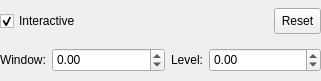
inglis-dl/CTAnalyzerX, file resources/WindowLevelController.ui: the form before one commit.
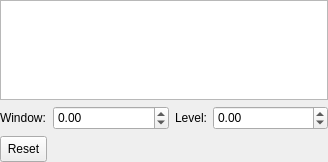
The form after the commit.

Commit message: WIP: simplify WL controller - remove interactive toggle - prepare ui for graphics scene display of histogram

What changed in the file:
```diff
--- a/resources/WindowLevelController.ui
+++ b/resources/WindowLevelController.ui
@@ -6,8 +6,8 @@
    <rect>
     <x>0</x>
     <y>0</y>
-    <width>321</width>
-    <height>81</height>
+    <width>328</width>
+    <height>162</height>
    </rect>
   </property>
   <property name="sizePolicy">
@@ -47,27 +47,7 @@
    <item>
     <layout class="QHBoxLayout" name="horizontalLayout">
      <item>
-      <widget class="QCheckBox" name="m_chkInteractive">
-       <property name="text">
-        <string>Interactive</string>
-       </property>
-       <property name="checked">
-        <bool>true</bool>
-       </property>
-      </widget>
-     </item>
-     <item>
-      <widget class="QToolButton" name="m_btnReset">
-       <property name="minimumSize">
-        <size>
-         <width>26</width>
-         <height>26</height>
-        </size>
-       </property>
-       <property name="text">
-        <string>Reset</string>
-       </property>
-      </widget>
+      <widget class="QGraphicsView" name="m_view"/>
      </item>
     </layout>
    </item>
@@ -122,6 +102,19 @@
        </property>
       </widget>
      </item>
+     <item row="1" column="0">
+      <widget class="QToolButton" name="m_btnReset">
+       <property name="minimumSize">
+        <size>
+         <width>26</width>
+         <height>26</height>
+        </size>
+       </property>
+       <property name="text">
+        <string>Reset</string>
+       </property>
+      </widget>
+     </item>
     </layout>
    </item>
   </layout>
```
Left out of the diff: 32 changed lines with no effect on the pictures. The commit also changes 3 other files.
